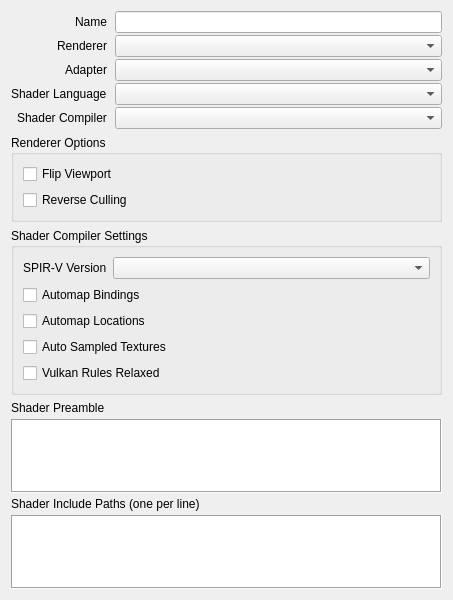
Above: src/session/properties/SessionProperties.ui from houmain/gpupad before the change. Below: the same form after it.
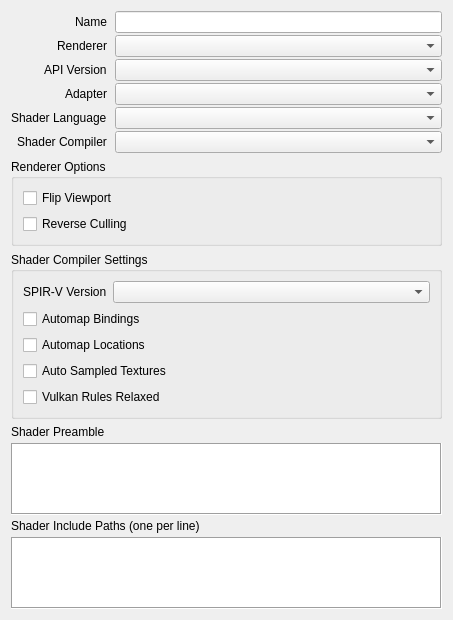
That is the form after the change. Custom widgets are drawn as their Qt base class.

Commit message: Added API version selection to session properties

```diff
--- a/src/session/properties/SessionProperties.ui
+++ b/src/session/properties/SessionProperties.ui
@@ -7,7 +7,7 @@
     <x>0</x>
     <y>0</y>
     <width>453</width>
-    <height>600</height>
+    <height>618</height>
    </rect>
   </property>
   <layout class="QVBoxLayout" name="verticalLayout">
@@ -54,34 +54,44 @@
      <item row="1" column="1">
       <widget class="DataComboBox" name="renderer"/>
      </item>
-     <item row="3" column="0">
+     <item row="2" column="0">
+      <widget class="QLabel" name="labelApiVersion">
+       <property name="text">
+        <string>API Version</string>
+       </property>
+      </widget>
+     </item>
+     <item row="2" column="1">
+      <widget class="DataComboBox" name="apiVersion"/>
+     </item>
+     <item row="4" column="0">
       <widget class="QLabel" name="labelShaderLanguage">
        <property name="text">
         <string>Shader Language</string>
        </property>
       </widget>
      </item>
-     <item row="3" column="1">
+     <item row="4" column="1">
       <widget class="DataComboBox" name="shaderLanguage"/>
      </item>
-     <item row="4" column="0">
+     <item row="5" column="0">
       <widget class="QLabel" name="labelShaderCompiler">
        <property name="text">
         <string>Shader Compiler</string>
        </property>
       </widget>
      </item>
-     <item row="4" column="1">
+     <item row="5" column="1">
       <widget class="DataComboBox" name="shaderCompiler"/>
      </item>
-     <item row="2" column="0">
+     <item row="3" column="0">
       <widget class="QLabel" name="labelAdapter">
        <property name="text">
         <string>Adapter</string>
        </property>
       </widget>
      </item>
-     <item row="2" column="1">
+     <item row="3" column="1">
       <widget class="DataComboBox" name="adapter"/>
      </item>
     </layout>
```
The commit also changes 22 other files.
